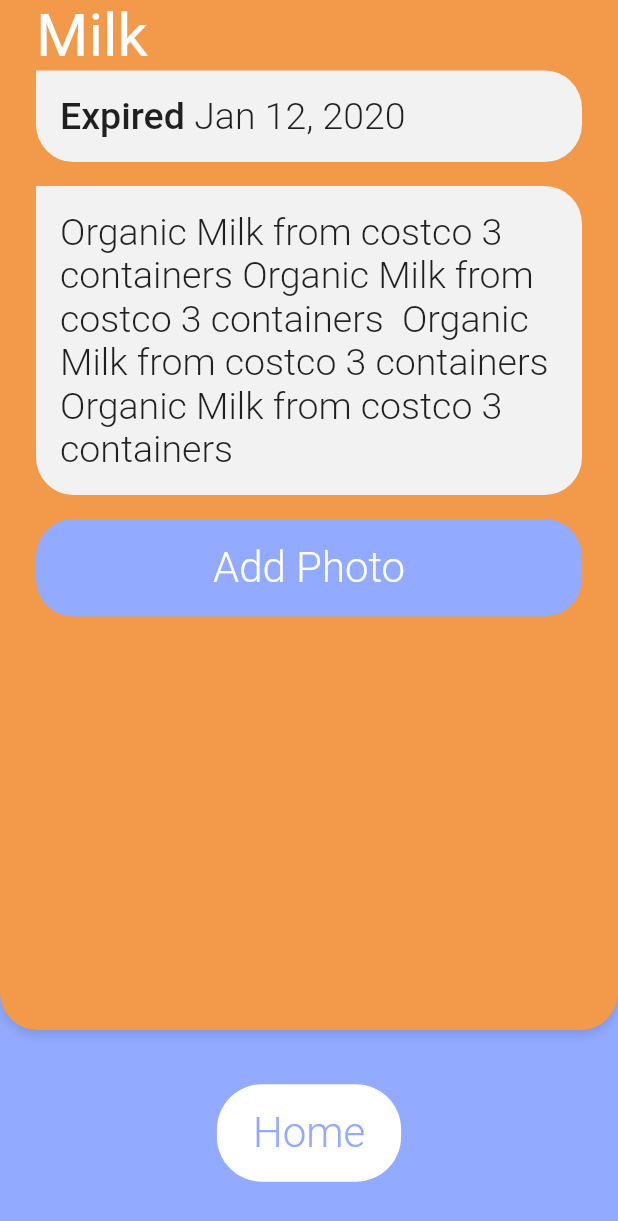
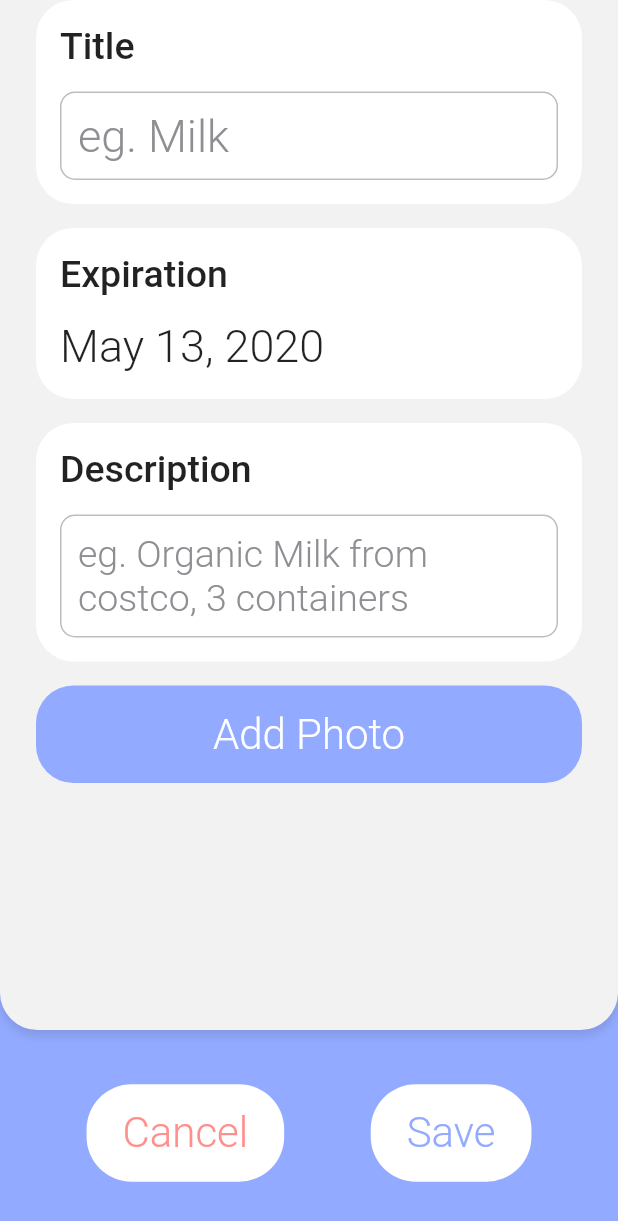
Before and after one commit to cadeo111/FoodWatch, a Flutter app: the screen it shows after launch, on a phone screen of 412 x 824 dp. Shown: the top 1221 px of the screen. Run offline on Flutter 3.47's test engine with Material 2 defaults, Android fonts, the phone set to English and light mode, and no system bars.

Commit message:
finished new item page layout

```diff
--- a/lib/colors.dart
+++ b/lib/colors.dart
@@ -4,10 +4,14 @@ enum ItemColor { white, grey, yellow, orange, red }
 class ItemActualColor{
   static const white= Color(0xffffffff);
   static const grey=  Color(0xffF2F2F2);
+  static const darkGrey=Color(0xffBDBDBD);
   static const yellow= Color(0xffF3E37C);
   static const orange= Color(0xffF2994A);
   static const red= Color(0xffEF6F6C);
+  static const blue = Color(0xff3EC6FF);
 }
+
+
 
  const Map<ItemColor, Color> bgColors = const {
   ItemColor.white:ItemActualColor.white,
--- a/lib/detail_page.dart
+++ b/lib/detail_page.dart
@@ -2,7 +2,7 @@ import 'package:FoodWatch/colors.dart';
 import 'package:FoodWatch/page_template.dart';
 import 'package:flutter/material.dart';
 
-const _paddding = EdgeInsets.all(16);
+const _padding = EdgeInsets.all(16);
 const _itemDecoration = BoxDecoration(
     borderRadius: BorderRadius.only(
       topLeft: Radius.circular(0.0),
@@ -32,7 +32,7 @@ class DetailPage extends StatelessWidget {
                   style: TextStyle(fontSize: 40, color: fontColors[color]))
             ]),
             Container(
-              padding: _paddding,
+              padding: _padding,
               decoration: _itemDecoration,
               child: Row(
                 mainAxisAlignment: MainAxisAlignment.start,
@@ -51,7 +51,7 @@ class DetailPage extends StatelessWidget {
               height: 16,
             ),
             Container(
-                padding: _paddding,
+                padding: _padding,
                 decoration: _itemDecoration,
                 alignment: AlignmentDirectional(0.0, 0.0),
                 child: Text(
@@ -62,7 +62,7 @@ class DetailPage extends StatelessWidget {
               color: Colors.transparent,
               height: 16,
             ),
-      SizedBox(child: PhotoButton(onPressed: ()=>{}), width: double.infinity,)
+            PhotoButton(onPressed: () => {})
           ],
         ),
       ),
--- a/lib/home_page.dart
+++ b/lib/home_page.dart
@@ -1,6 +1,4 @@
 import 'package:FoodWatch/page_template.dart';
-import 'package:flappy_search_bar/flappy_search_bar.dart';
-import 'package:flappy_search_bar/search_bar_style.dart';
 import 'package:flutter/material.dart';
 
 import 'colors.dart';
@@ -62,6 +60,7 @@ class CustomSearchBar extends StatelessWidget {
           hintStyle: const TextStyle(color: Color.fromRGBO(142, 142, 147, 1)),
         ),
         style: TextStyle(fontSize: 35, fontWeight: FontWeight.w300),
+
       ),
     );
   }
--- a/lib/main.dart
+++ b/lib/main.dart
@@ -1,7 +1,7 @@
+import 'package:FoodWatch/new_item_page.dart';
 import 'package:flutter/material.dart';
 import 'detail_page.dart';
 import 'home_page.dart';
-
 void main() => runApp(MyApp());
 
 class MyApp extends StatelessWidget {
@@ -9,7 +9,7 @@ class MyApp extends StatelessWidget {
   Widget build(BuildContext context) {
     return MaterialApp(
       title: 'Material App',
-      home: DetailPage(),
+      home: NewItemPage(),
     );
   }
 }
--- /dev/null
+++ b/lib/new_item_page.dart
@@ -0,0 +1,151 @@
+import 'package:FoodWatch/page_template.dart';
+import 'package:flutter/material.dart';
+import 'package:intl/intl.dart';
+import 'colors.dart';
+
+const _padding = EdgeInsets.all(16);
+const _itemDecoration = BoxDecoration(
+    borderRadius: BorderRadius.only(
+      topLeft: Radius.circular(25.0),
+      topRight: Radius.circular(25.0),
+      bottomLeft: Radius.circular(25.0),
+      bottomRight: Radius.circular(25.0),
+    ),
+    color: ItemActualColor.white);
+const _divider = const Divider(
+  color: Colors.transparent,
+  height: 16,
+);
+const _fontWeightText = FontWeight.w300;
+const _fontWeightTitles = FontWeight.w500;
+
+class NewItemPage extends StatelessWidget {
+  @override
+  Widget build(BuildContext context) {
+    return Scaffold(
+      body: PageTemplate(
+          color: ItemColor.grey,
+          buttons: [
+            PageButton("Cancel", isRed: true, onPressed: () => {}),
+            PageButton(
+              "Save",
+              onPressed: () => {},
+            )
+          ],
+          child: Column(
+            children: <Widget>[
+              TitleInput(),
+              _divider,
+              ExpirationInput(),
+              _divider,
+              DescriptionInput(),
+              _divider,
+              PhotoButton(onPressed: ()=>{},)
+            ],
+          )),
+    );
+  }
+}
+
+class TitleInput extends StatelessWidget {
+  @override
+  Widget build(BuildContext context) {
+    return Container(
+        padding: _padding,
+        decoration: _itemDecoration,
+        child: Column(
+            crossAxisAlignment: CrossAxisAlignment.start,
+            children: <Widget>[
+              Text(
+                "Title",
+                style: TextStyle(fontSize: 25, fontWeight: _fontWeightTitles),
+              ),
+              _divider,
+              TextField(
+                cursorColor: ItemActualColor.blue,
+                decoration: InputDecoration(
+                  enabledBorder: OutlineInputBorder(
+                    borderRadius: BorderRadius.all(Radius.circular(10.0)),
+                    borderSide: BorderSide(color: ItemActualColor.darkGrey),
+                  ),
+                  focusedBorder: OutlineInputBorder(
+                    borderRadius: BorderRadius.all(Radius.circular(10.0)),
+                    borderSide: BorderSide(color: ItemActualColor.blue),
+                  ),
+                  contentPadding: EdgeInsets.all(12),
+                  border: InputBorder.none,
+                  hintText: "eg. Milk",
+                  hintStyle:
+                      const TextStyle(color: Color.fromRGBO(142, 142, 147, 1)),
+                ),
+                style: TextStyle(fontSize: 30, fontWeight: _fontWeightText),
+              )
+            ]));
+  }
+}
+
+class DescriptionInput extends StatelessWidget {
+  @override
+  Widget build(BuildContext context) {
+    return Container(
+        padding: _padding,
+        decoration: _itemDecoration,
+        child: Column(
+            crossAxisAlignment: CrossAxisAlignment.start,
+            children: <Widget>[
+              Text(
+                "Description",
+                style: TextStyle(fontSize: 25, fontWeight: _fontWeightTitles),
+              ),
+              _divider,
+              TextField(
+//                expands: true,
+                minLines: 2,
+                maxLines: 8,
+//                maxLines:10,
+                cursorColor: ItemActualColor.blue,
+                decoration: InputDecoration(
+                  enabledBorder: OutlineInputBorder(
+                    borderRadius: BorderRadius.all(Radius.circular(10.0)),
+                    borderSide: BorderSide(color: ItemActualColor.darkGrey),
+                  ),
+                  focusedBorder: OutlineInputBorder(
+                    borderRadius: BorderRadius.all(Radius.circular(10.0)),
+                    borderSide: BorderSide(color: ItemActualColor.blue),
+                  ),
+                  contentPadding: EdgeInsets.all(12),
+                  border: InputBorder.none,
+                  hintText: "eg. Organic Milk from costco, 3 containers",
+                  hintStyle:
+                      const TextStyle(color: Color.fromRGBO(142, 142, 147, 1)),
+                ),
+                style: TextStyle(fontSize: 25, fontWeight: _fontWeightText),
+              )
+            ]));
+  }
+}
+
+class ExpirationInput extends StatelessWidget {
+  final DateTime date = DateTime.now();
+
+  @override
+  Widget build(BuildContext context) {
+    return Container(
+        padding: _padding,
+        decoration: _itemDecoration,
+        child: Padding(
+
+            padding: EdgeInsets.only(bottom:2),
+            child: Column(
+                crossAxisAlignment: CrossAxisAlignment.start,
+                children: <Widget>[
+              Text(
+                "Expiration",
+                style: TextStyle(fontSize: 25, fontWeight: _fontWeightTitles),
+              ),
+              _divider,
+              Text(DateFormat('MMM d, yyyy').format(date),
+                  style: TextStyle(fontSize: 30, fontWeight: _fontWeightText))
+            ])));
+  }
+}
--- a/lib/page_template.dart
+++ b/lib/page_template.dart
@@ -62,7 +62,7 @@ class PhotoButton extends StatelessWidget {
     Color bgColor =   Color(0xff92AAFF);
     Color textColor = Colors.white;
 
-    return FlatButton(
+    return SizedBox(child: FlatButton(
       shape: RoundedRectangleBorder(
         borderRadius: BorderRadius.circular(25.0),
       ),
@@ -76,7 +76,7 @@ class PhotoButton extends StatelessWidget {
               fontSize: 28,
               fontFamily: "Roboto",
               fontWeight: FontWeight.w300)),
-    );
+    ), width: double.infinity);
   }
 
 }
--- a/pubspec.yaml
+++ b/pubspec.yaml
@@ -23,7 +23,7 @@ environment:
 dependencies:
   flutter:
     sdk: flutter
-  flappy_search_bar: 1.4.1
+  intl: ^0.16.1
 
 
   # The following adds the Cupertino Icons font to your application.
```
Also changed, not shown: pubspec.lock.
